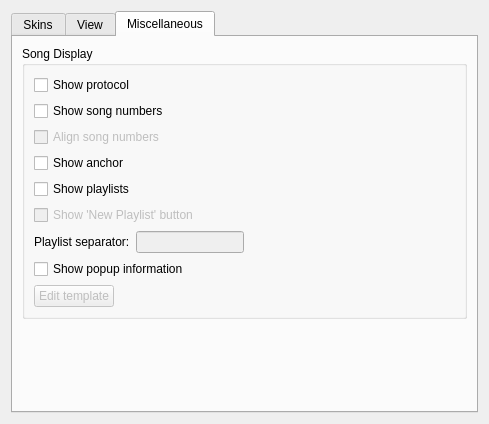
This is src/plugins/Ui/skinned/forms/skinnedsettings.ui in ksv1986/qmmp-staging as Qt 5 draws it before an edit. The edited form follows.
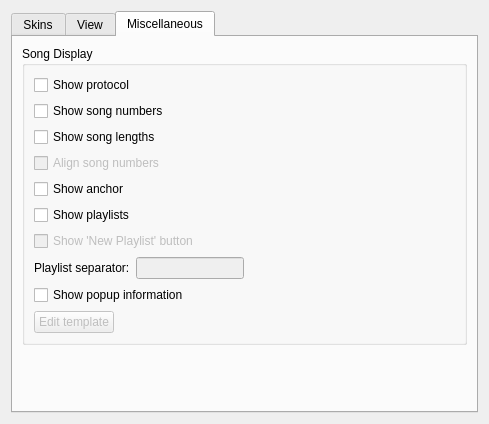
This is the edited form. The open tabs and pages were chosen to show the change.

```diff
--- a/src/plugins/Ui/skinned/forms/skinnedsettings.ui
+++ b/src/plugins/Ui/skinned/forms/skinnedsettings.ui
@@ -377,79 +377,24 @@
           <string>Song Display</string>
          </property>
          <layout class="QGridLayout" name="gridLayout_3">
-          <item row="0" column="0">
-           <widget class="QCheckBox" name="protocolCheckBox">
-            <property name="text">
-             <string>Show protocol</string>
-            </property>
-           </widget>
-          </item>
-          <item row="1" column="0">
-           <widget class="QCheckBox" name="numbersCheckBox">
-            <property name="text">
-             <string>Show song numbers</string>
-            </property>
-           </widget>
-          </item>
-          <item row="2" column="0">
-           <widget class="QCheckBox" name="alignCheckBox">
+          <item row="6" column="0">
+           <widget class="QCheckBox" name="showNewPLCheckBox">
             <property name="enabled">
              <bool>false</bool>
             </property>
             <property name="text">
-             <string>Align song numbers</string>
+             <string>Show 'New Playlist' button</string>
             </property>
            </widget>
           </item>
-          <item row="3" column="0">
-           <widget class="QCheckBox" name="anchorCheckBox">
-            <property name="text">
-             <string>Show anchor</string>
-            </property>
-           </widget>
-          </item>
-          <item row="4" column="0">
-           <widget class="QCheckBox" name="playlistsCheckBox">
-            <property name="text">
-             <string>Show playlists</string>
-            </property>
-           </widget>
-          </item>
-          <item row="8" column="0">
+          <item row="9" column="0">
            <widget class="QCheckBox" name="popupCheckBox">
             <property name="text">
              <string>Show popup information</string>
             </property>
            </widget>
           </item>
-          <item row="9" column="0">
-           <layout class="QHBoxLayout" name="horizontalLayout_3">
-            <item>
-             <widget class="QPushButton" name="popupTemplateButton">
-              <property name="enabled">
-               <bool>false</bool>
-              </property>
-              <property name="text">
-               <string>Edit template</string>
-              </property>
-             </widget>
-            </item>
-            <item>
-             <spacer name="horizontalSpacer_2">
-              <property name="orientation">
-               <enum>Qt::Horizontal</enum>
-              </property>
-              <property name="sizeHint" stdset="0">
-               <size>
-                <width>40</width>
-                <height>20</height>
-               </size>
-              </property>
-             </spacer>
-            </item>
-           </layout>
-          </item>
-          <item row="6" column="0">
+          <item row="7" column="0">
            <layout class="QHBoxLayout" name="horizontalLayout_2">
             <item>
              <widget class="QLabel" name="label_4">
@@ -486,13 +431,75 @@
             </item>
            </layout>
           </item>
+          <item row="3" column="0">
+           <widget class="QCheckBox" name="alignCheckBox">
+            <property name="enabled">
+             <bool>false</bool>
+            </property>
+            <property name="text">
+             <string>Align song numbers</string>
+            </property>
+           </widget>
+          </item>
+          <item row="4" column="0">
+           <widget class="QCheckBox" name="anchorCheckBox">
+            <property name="text">
+             <string>Show anchor</string>
+            </property>
+           </widget>
+          </item>
+          <item row="1" column="0">
+           <widget class="QCheckBox" name="numbersCheckBox">
+            <property name="text">
+             <string>Show song numbers</string>
+            </property>
+           </widget>
+          </item>
+          <item row="0" column="0">
+           <widget class="QCheckBox" name="protocolCheckBox">
+            <property name="text">
+             <string>Show protocol</string>
+            </property>
+           </widget>
+          </item>
+          <item row="10" column="0">
+           <layout class="QHBoxLayout" name="horizontalLayout_3">
+            <item>
+             <widget class="QPushButton" name="popupTemplateButton">
+              <property name="enabled">
+               <bool>false</bool>
+              </property>
+              <property name="text">
+               <string>Edit template</string>
+              </property>
+             </widget>
+            </item>
+            <item>
+             <spacer name="horizontalSpacer_2">
+              <property name="orientation">
+               <enum>Qt::Horizontal</enum>
+              </property>
+              <property name="sizeHint" stdset="0">
+               <size>
+                <width>40</width>
+                <height>20</height>
+               </size>
+              </property>
+             </spacer>
+            </item>
+           </layout>
+          </item>
           <item row="5" column="0">
-           <widget class="QCheckBox" name="showNewPLCheckBox">
-            <property name="enabled">
-             <bool>false</bool>
+           <widget class="QCheckBox" name="playlistsCheckBox">
+            <property name="text">
+             <string>Show playlists</string>
             </property>
+           </widget>
+          </item>
+          <item row="2" column="0">
+           <widget class="QCheckBox" name="lengthsCheckBox">
             <property name="text">
-             <string>Show 'New Playlist' button</string>
+             <string>Show song lengths</string>
             </property>
            </widget>
           </item>
```
